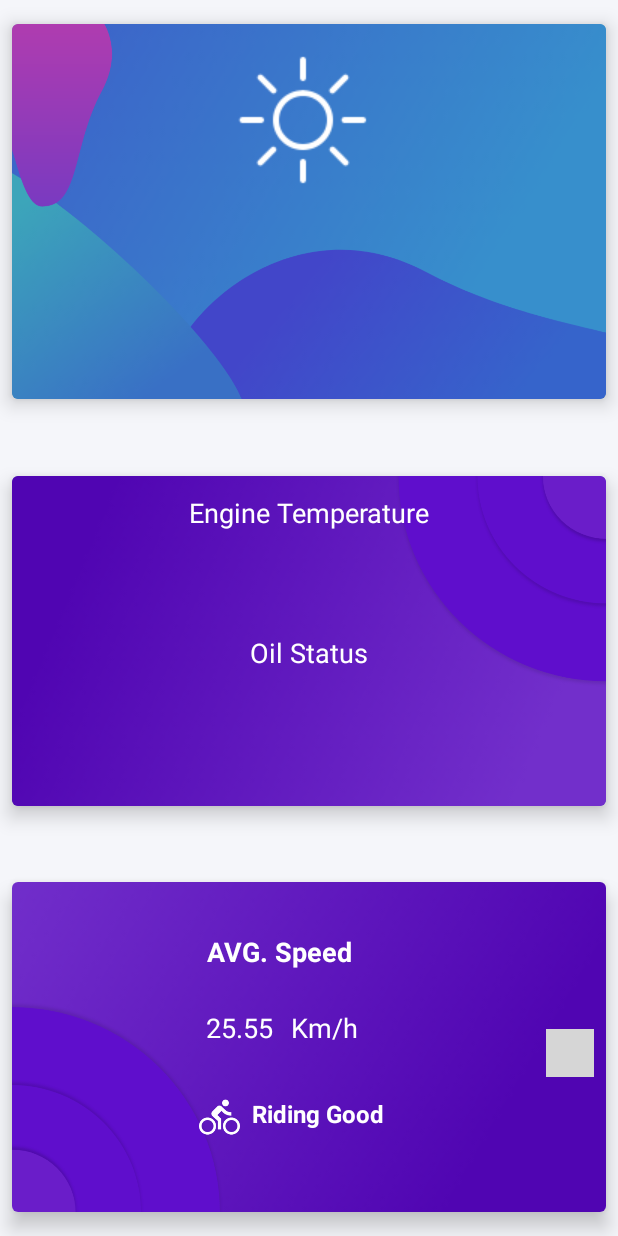
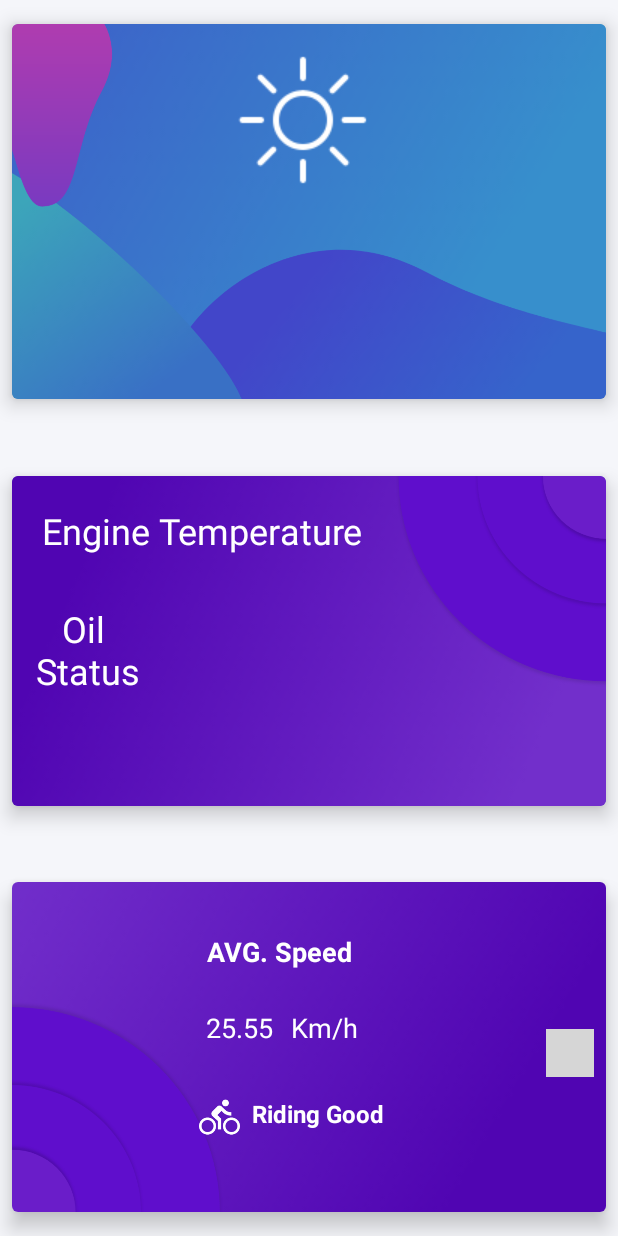
Before and after one commit to Rashmiranjan00/My-Bike, an Android app: the layout fragment_dashboard.xml on its own in the app's theme, with its tools: preview values and no code run, on a phone screen of 412 x 824 dp. Run offline under Robolectric (Android 15) with nearby library versions, the phone set to English and light mode, and no system bars; plain views replace SpeedView; network calls fail; grey boxes are pictures that could not be loaded.

Commit message:
UI fixes

```diff
--- a/app/src/main/java/com/zerobug/unite/mybike/DashboardFragment.java
+++ b/app/src/main/java/com/zerobug/unite/mybike/DashboardFragment.java
@@ -149,7 +149,7 @@ public class DashboardFragment extends Fragment implements LocationListener {
             public void onDataChange(@NonNull DataSnapshot dataSnapshot) {
                 turbidity = dataSnapshot.getValue().toString();
                 Log.d("Engine Oil", turbidity);
-                eOil.setText(turbidity);
+                eOil.setText(turbidity + " NTU");
             }
 
             @Override
--- a/app/src/main/res/layout/fragment_dashboard.xml
+++ b/app/src/main/res/layout/fragment_dashboard.xml
@@ -110,12 +110,12 @@
                 android:id="@+id/textView3"
                 android:layout_width="wrap_content"
                 android:layout_height="wrap_content"
-                android:layout_marginTop="8dp"
+                android:layout_marginStart="16dp"
+                android:layout_marginTop="16dp"
                 android:padding="4dp"
                 android:text="Engine Temperature"
                 android:textColor="#fff"
-                android:textSize="18sp"
-                app:layout_constraintEnd_toEndOf="parent"
+                android:textSize="24sp"
                 app:layout_constraintStart_toStartOf="parent"
                 app:layout_constraintTop_toTopOf="parent" />
 
@@ -123,24 +123,25 @@
                 android:id="@+id/eng_temp"
                 android:layout_width="wrap_content"
                 android:layout_height="wrap_content"
-                android:layout_marginTop="16dp"
+                android:layout_marginStart="64dp"
+                android:layout_marginTop="24dp"
                 android:text=""
                 android:textAlignment="center"
                 android:textColor="#fff"
-                android:textSize="18sp"
-                app:layout_constraintEnd_toEndOf="parent"
-                app:layout_constraintStart_toStartOf="parent"
-                app:layout_constraintTop_toBottomOf="@+id/textView3" />
+                android:textSize="34sp"
+                app:layout_constraintStart_toEndOf="@+id/textView3"
+                app:layout_constraintTop_toTopOf="parent" />
 
             <TextView
                 android:id="@+id/textView4"
                 android:layout_width="wrap_content"
                 android:layout_height="wrap_content"
-                android:layout_marginTop="24dp"
-                android:text="Oil Status"
+                android:layout_marginStart="16dp"
+                android:layout_marginTop="16dp"
+                android:text="Oil \nStatus"
+                android:textAlignment="center"
                 android:textColor="#fff"
-                android:textSize="18sp"
-                app:layout_constraintEnd_toEndOf="parent"
+                android:textSize="24sp"
                 app:layout_constraintStart_toStartOf="parent"
                 app:layout_constraintTop_toBottomOf="@+id/eng_temp" />
 
@@ -150,11 +151,12 @@
                 android:layout_height="wrap_content"
                 android:layout_marginTop="16dp"
                 android:textAlignment="center"
+                android:text=""
                 android:textColor="#fff"
-                android:textSize="24sp"
+                android:textSize="34sp"
                 app:layout_constraintEnd_toEndOf="parent"
-                app:layout_constraintStart_toStartOf="parent"
-                app:layout_constraintTop_toBottomOf="@+id/textView4" />
+                app:layout_constraintStart_toEndOf="@+id/textView4"
+                app:layout_constraintTop_toBottomOf="@+id/eng_temp" />
         </android.support.constraint.ConstraintLayout>
 
     </android.support.design.card.MaterialCardView>
```
